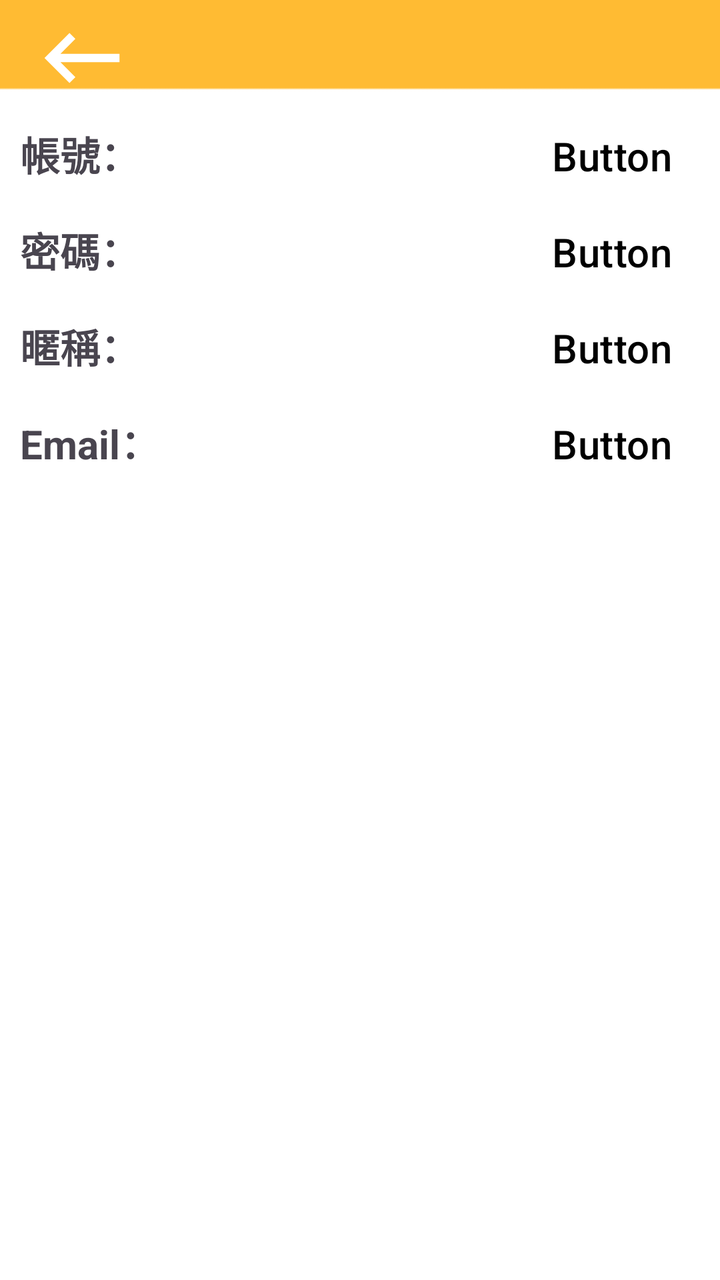
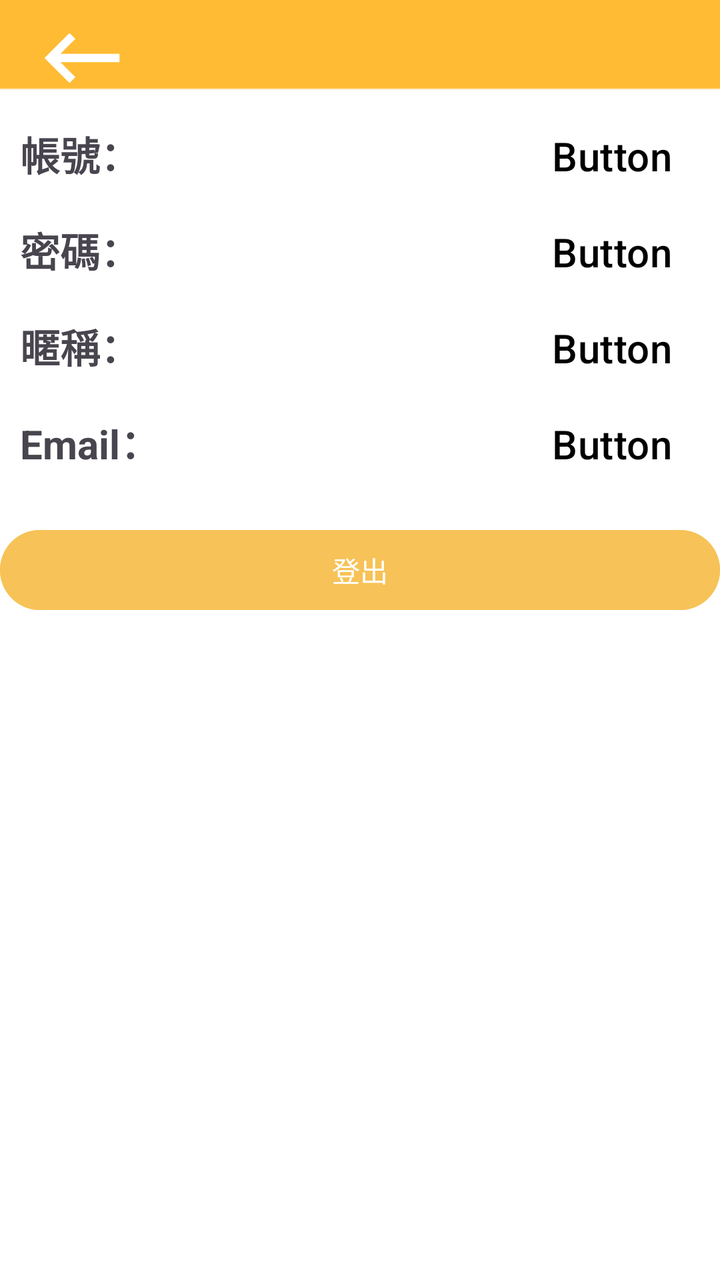

Screens rendered from an Android XML layout before and after an edit, with the pre-edit source and the edit as a unified diff.
<!-- AndroidManifest.xml: application theme Theme.DEMO -->
<!-- res/layout/setting.xml -->
<?xml version="1.0" encoding="utf-8"?>
<LinearLayout xmlns:android="http://schemas.android.com/apk/res/android"
    xmlns:app="http://schemas.android.com/apk/res-auto"
    xmlns:tools="http://schemas.android.com/tools"
    android:layout_width="match_parent"
    android:layout_height="match_parent"
    android:orientation="vertical"
    android:background="@drawable/img_3">

    <LinearLayout
        android:layout_width="match_parent"
        android:layout_height="wrap_content"
        android:orientation="horizontal">

        <ImageView
            android:id="@+id/imgBack"
            android:layout_width="50dp"
            android:layout_height="50dp"
            android:layout_marginStart="16dp"
            android:layout_marginTop="4dp"
            app:layout_constraintStart_toStartOf="parent"
            app:layout_constraintTop_toTopOf="parent"
            app:srcCompat="@drawable/keyboard_backspace" />

    </LinearLayout>

    <LinearLayout
        android:layout_width="match_parent"
        android:layout_height="match_parent"
        android:orientation="vertical">

        <LinearLayout
            android:layout_width="match_parent"
            android:layout_height="wrap_content"
            android:orientation="horizontal">

            <TextView
                android:id="@+id/textView10"
                android:layout_width="wrap_content"
                android:layout_height="wrap_content"
                android:textSize="20dp"
                android:layout_weight="3"
                android:text="帳號："
                android:layout_marginLeft="10dp"
                android:textStyle="bold"/>

            <Button
                android:id="@+id/btn_Account"
                android:layout_width="wrap_content"
                android:layout_height="wrap_content"
                android:textSize="20dp"
                android:background="@drawable/custom_button"
                android:textColor="@color/black"
                android:text="Button"
                android:gravity="left|center_vertical"
                />
        </LinearLayout>

        <LinearLayout
            android:layout_width="match_parent"
            android:layout_height="wrap_content"
            android:orientation="horizontal">

            <TextView
                android:id="@+id/textView15"
                android:layout_width="wrap_content"
                android:layout_height="wrap_content"
                android:textSize="20dp"
                android:layout_weight="3"
                android:text="密碼："
                android:layout_marginLeft="10dp"
                android:textStyle="bold"/>

            <Button
                android:id="@+id/btn_Password"
                android:layout_width="wrap_content"
                android:layout_height="wrap_content"
                android:textSize="20dp"
                android:background="@drawable/custom_button"
                android:textColor="@color/black"
                android:layout_weight="0"
                android:text="Button"
                android:gravity="left|center_vertical"/>
        </LinearLayout>

        <LinearLayout
            android:layout_width="match_parent"
            android:layout_height="wrap_content"
            android:orientation="horizontal">

            <TextView
                android:id="@+id/textView16"
                android:layout_width="wrap_content"
                android:layout_height="wrap_content"
                android:textSize="20dp"
                android:layout_weight="3"
                android:text="暱稱："
                android:layout_marginLeft="10dp"
                android:textStyle="bold"/>

            <Button
                android:id="@+id/btn_Username"
                android:layout_width="wrap_content"
                android:layout_height="wrap_content"
                android:textSize="20dp"
                android:background="@drawable/custom_button"
                android:textColor="@color/black"
                android:layout_weight="0"
                android:text="Button"
                android:gravity="left|center_vertical"/>
        </LinearLayout>

        <LinearLayout
            android:layout_width="match_parent"
            android:layout_height="wrap_content"
            android:orientation="horizontal">

            <TextView
                android:id="@+id/textView17"
                android:layout_width="wrap_content"
                android:layout_height="wrap_content"
                android:layout_weight="3"
                android:text="Email："
                android:textSize="20dp"
                android:layout_marginLeft="10dp"
                android:textStyle="bold"/>

            <Button
                android:id="@+id/btn_Email"
                android:layout_width="wrap_content"
                android:layout_height="wrap_content"
                android:layout_weight="0"
                android:background="@drawable/custom_button"
                android:text="Button"
                android:textColor="@color/black"
                android:textSize="20dp"
                android:gravity="left|center_vertical"/>
        </LinearLayout>
    </LinearLayout>

</LinearLayout>
<!-- resources referenced by this layout -->
<resources>
  <color name="black">#FF000000</color>
  <!-- drawable custom_button (drawable) -->
  <?xml version="1.0" encoding="utf-8"?>
  <shape xmlns:android="http://schemas.android.com/apk/res/android">
      <solid android:color="@android:color/transparent"/>
      <corners android:radius="0dp"/>
      <padding android:left="0dp" android:top="0dp" android:right="0dp" android:bottom="0dp"/>
      <stroke android:width="0dp" android:color="@android:color/transparent"/>
  </shape>
  <!-- drawable img_3: png bitmap (drawable, 2198 bytes) -->
  <!-- drawable keyboard_backspace (drawable) -->
  <vector android:autoMirrored="true" android:height="24dp"
      android:tint="#FFFFFF" android:viewportHeight="24"
      android:viewportWidth="24" android:width="24dp" xmlns:android="http://schemas.android.com/apk/res/android">
      <path android:fillColor="@android:color/white" android:pathData="M21,11H6.83l3.58,-3.59L9,6l-6,6 6,6 1.41,-1.41L6.83,13H21z"/>
  </vector>
  <style name="Theme.DEMO" parent="Base.Theme.DEMO" />
  <style name="Base.Theme.DEMO" parent="Theme.Material3.DayNight.NoActionBar">
          
          
      </style>
</resources>

<!-- the commit's change to res/layout/setting.xml (unified diff, before → after) -->
@@ -136,6 +136,16 @@
                 android:textSize="20dp"
                 android:gravity="left|center_vertical"/>
         </LinearLayout>
+
+        <Button
+            android:id="@+id/btn_logout"
+            android:layout_width="match_parent"
+            android:layout_height="wrap_content"
+            android:text="登出"
+            android:textColorHighlight="#FF9800"
+            android:textColorLink="#FF9800"
+            android:layout_marginTop="15dp"
+            android:backgroundTint="@color/FF"/>
     </LinearLayout>
 
 </LinearLayout>
<!-- resource entries referenced after the edit -->
@@ -1,5 +1,6 @@
 <!-- resources referenced by this layout -->
 <resources>
+  <color name="FF">#F7C257</color>
   <color name="black">#FF000000</color>
   <!-- drawable custom_button (drawable) -->
   <?xml version="1.0" encoding="utf-8"?>
